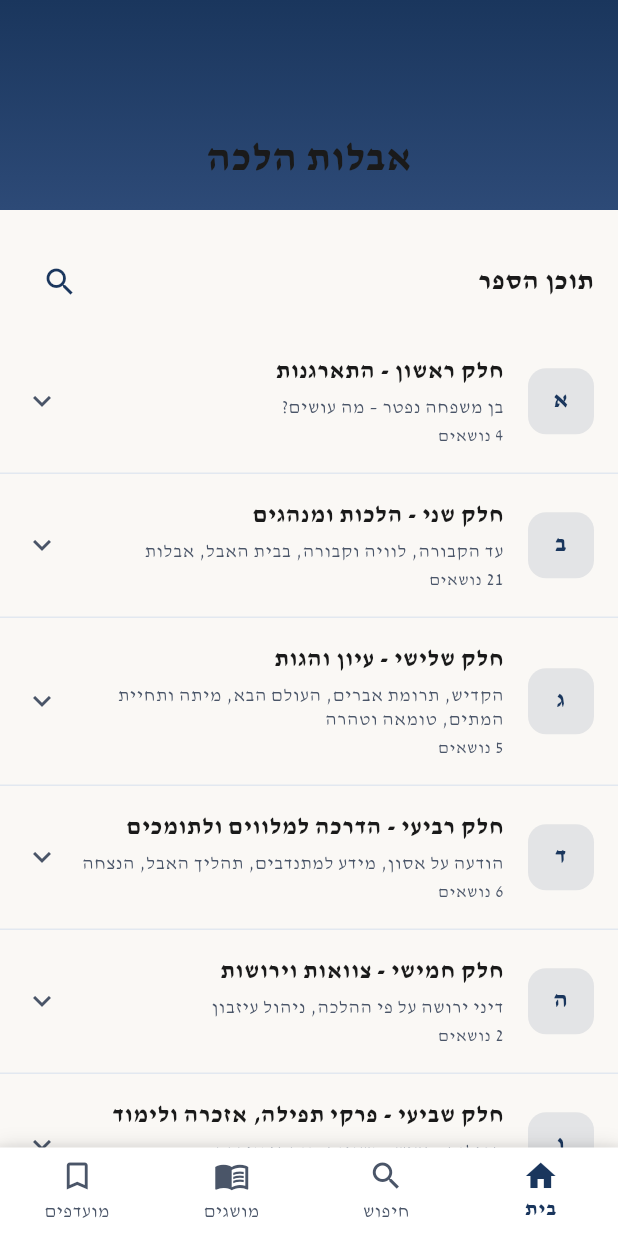
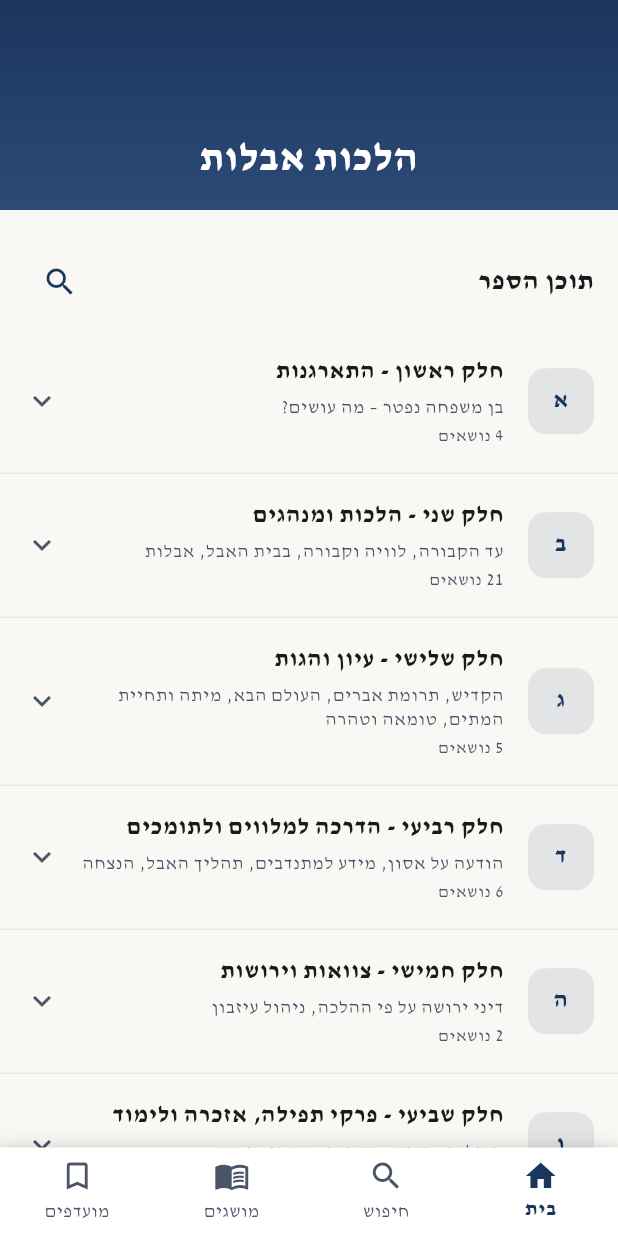
Before and after one commit to GiladShtruz/Hilchot_Avelut, a Flutter app: the screen it shows after launch, on a phone screen of 412 x 824 dp. Run offline on Flutter 3.47's test engine with Material 3 defaults, Android fonts, the phone set to English and light mode, and no system bars; our stand-ins replace hive, hive_flutter, webview_flutter; accounts and stored records are empty.

Commit message:
fix term and mini ui

```diff
--- a/lib/config/constants.dart
+++ b/lib/config/constants.dart
@@ -3,7 +3,7 @@ class AppConstants {
   AppConstants._();
 
   // App Info
-  static const String appName = 'אבלות הלכה';
+  static const String appName = 'הלכות אבלות';
   static const String appVersion = '1.0.0';
 
   // Hive Box Names
--- a/lib/screens/glossary/term_reader_screen.dart
+++ b/lib/screens/glossary/term_reader_screen.dart
@@ -87,7 +87,7 @@ class _TermReaderScreenState extends State<TermReaderScreen> {
           style: const TextStyle(fontSize: 18),
         ),
         leading: IconButton(
-          icon: const Icon(Icons.arrow_forward),
+          icon: const Icon(Icons.arrow_back),
           onPressed: () => Navigator.pop(context),
         ),
         actions: [
--- a/lib/screens/home/home_screen.dart
+++ b/lib/screens/home/home_screen.dart
@@ -67,7 +67,7 @@ class _HomeScreenState extends State<HomeScreen> {
             floating: false,
             pinned: true,
             flexibleSpace: FlexibleSpaceBar(
-              title: const Text('אבלות הלכה'),
+              title: const Text('הלכות אבלות', style: TextStyle(color: Colors.white)),
               centerTitle: true,
               background: Container(
                 decoration: const BoxDecoration(
--- a/lib/screens/reader/reader_screen.dart
+++ b/lib/screens/reader/reader_screen.dart
@@ -209,7 +209,7 @@ class _ReaderScreenState extends State<ReaderScreen> with WidgetsBindingObserver
           style: const TextStyle(fontSize: 16),
         ),
         leading: IconButton(
-          icon: const Icon(Icons.arrow_forward),
+          icon: const Icon(Icons.arrow_back),
           onPressed: () {
             _saveCurrentPosition();
             Navigator.pop(context);
--- a/lib/widgets/chapter_list_item.dart
+++ b/lib/widgets/chapter_list_item.dart
@@ -245,7 +245,7 @@ class _ChapterListItemState extends State<ChapterListItem>
                 ),
               const SizedBox(width: 8),
               const Icon(
-                Icons.arrow_back_ios,
+                Icons.arrow_forward_ios,
                 size: 14,
                 color: AppTheme.secondaryTextColor,
               ),
```
Also changed, not shown: 1 other file.
